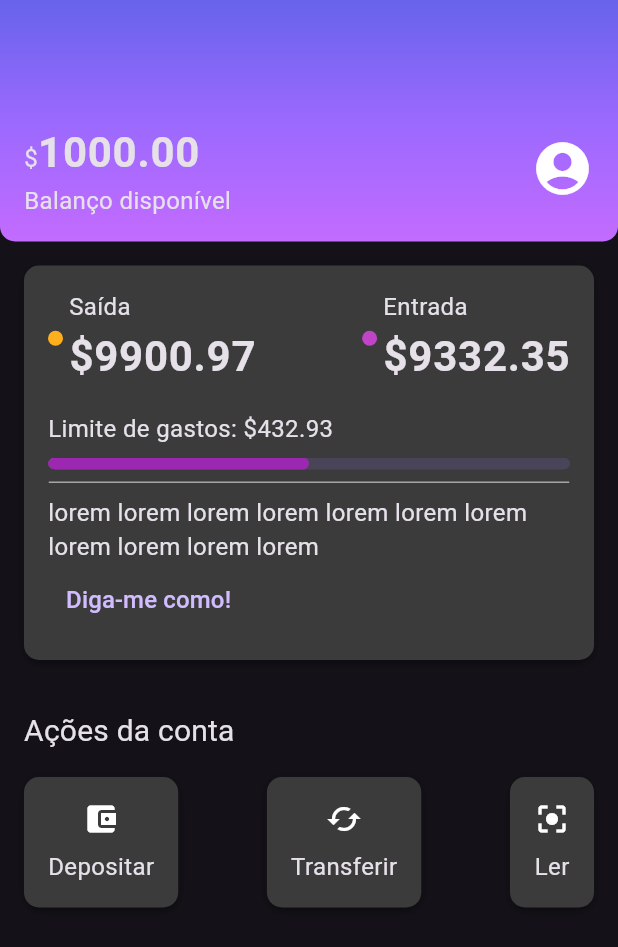
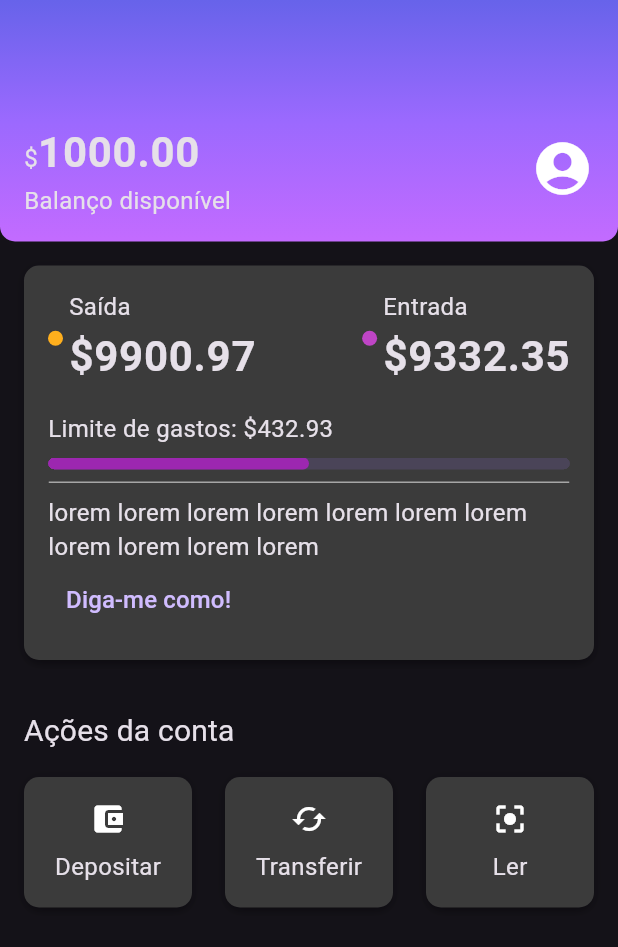
Before and after one commit to leooruiz/Alubank, a Flutter app: the screen it shows after launch, on a phone screen of 412 x 824 dp. Shown: the top 947 px of the screen. Run offline on Flutter 3.47's test engine with Material 3 defaults, Android fonts, the phone set to English and light mode, and no system bars.

Commit message:
add a SizeBox to account_actions cards

```diff
--- a/lib/components/sections/account_actions.dart
+++ b/lib/components/sections/account_actions.dart
@@ -61,7 +61,9 @@ class _AccountActionsContent extends StatelessWidget {
 
   @override
   Widget build(BuildContext context) {
-    return Column(
+    return SizedBox(
+      width: 80,
+      child: Column(
         children: [
           Padding(
             padding: const EdgeInsets.only(bottom: 8.0),
@@ -69,6 +71,7 @@ class _AccountActionsContent extends StatelessWidget {
           ),
           Text(text)
         ],
+      ),
     );
   }
 }
```
Lines whose indentation alone changed are shown as unchanged.
